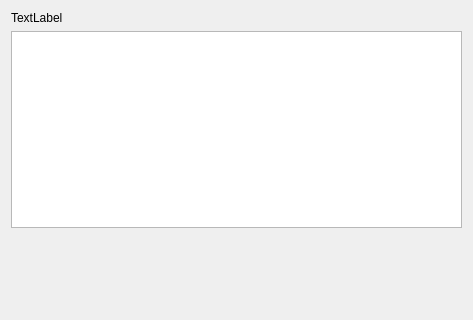
Before: the Qt Designer form src/AboutDialog.ui in laikatoolbox/laika-notepad, drawn with Qt 5; both pictures show x 0 to 473 and y 0 to 320 of the 473 by 463 pixel window.
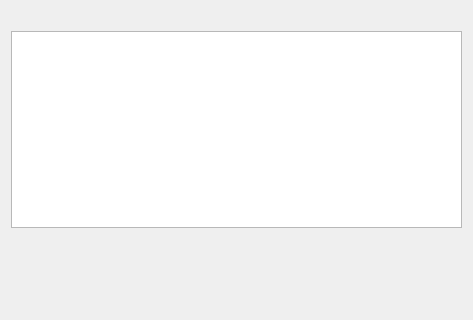
After: the same form once the commit is applied.

What changed in the file:
```diff
--- a/src/AboutDialog.ui
+++ b/src/AboutDialog.ui
@@ -17,7 +17,7 @@
    <item>
     <widget class="QLabel" name="label">
      <property name="text">
-      <string>TextLabel</string>
+      <string/>
      </property>
     </widget>
    </item>
```
